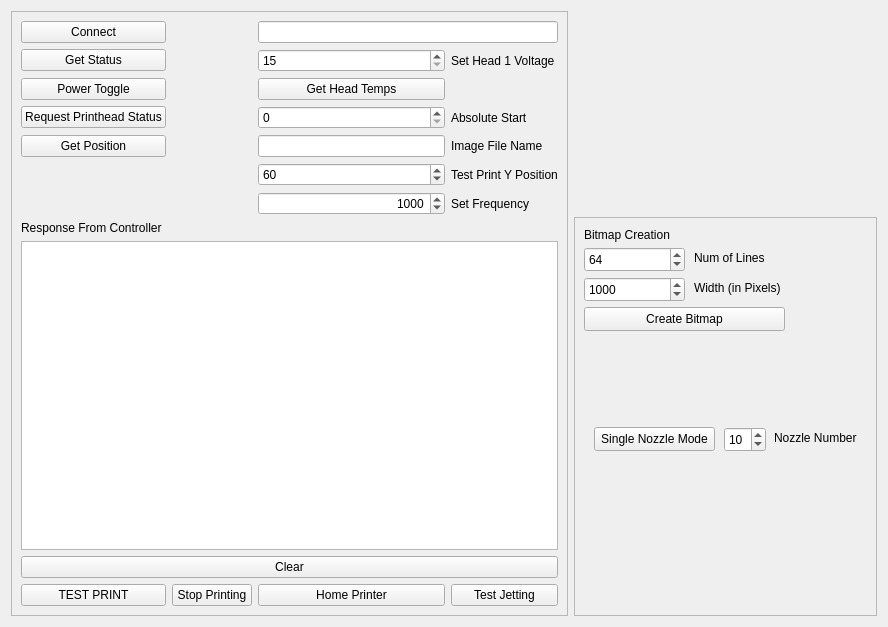
Qt form src/ui/mjprintheadwidget.ui (BYUCreateResearchLab/CREATE_LAB_Binder_Jet_Printer) before a commit.
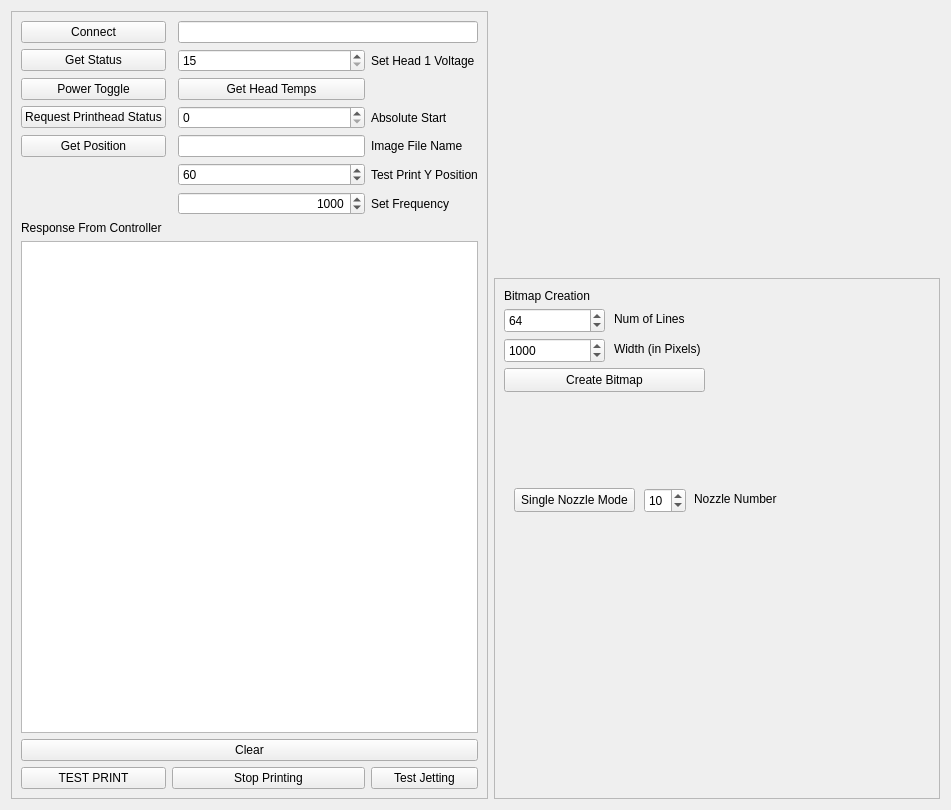
The same form after that commit.

```diff
--- a/src/ui/mjprintheadwidget.ui
+++ b/src/ui/mjprintheadwidget.ui
@@ -6,8 +6,8 @@
    <rect>
     <x>0</x>
     <y>0</y>
-    <width>888</width>
-    <height>627</height>
+    <width>951</width>
+    <height>810</height>
    </rect>
   </property>
   <property name="windowTitle">
@@ -46,13 +46,6 @@
         </property>
        </widget>
       </item>
-      <item row="10" column="2">
-       <widget class="QPushButton" name="homePrinterButton">
-        <property name="text">
-         <string>Home Printer</string>
-        </property>
-       </widget>
-      </item>
       <item row="8" column="0" colspan="4">
        <widget class="QPlainTextEdit" name="responseTextEdit">
         <property name="acceptDrops">
@@ -144,13 +137,6 @@
         </property>
        </widget>
       </item>
-      <item row="10" column="1">
-       <widget class="QPushButton" name="stopPrintingButton">
-        <property name="text">
-         <string>Stop Printing</string>
-        </property>
-       </widget>
-      </item>
       <item row="0" column="0">
        <widget class="QPushButton" name="connectButton">
         <property name="text">
@@ -230,6 +216,13 @@
         </property>
        </widget>
       </item>
+      <item row="10" column="1" colspan="2">
+       <widget class="QPushButton" name="stopPrintingButton">
+        <property name="text">
+         <string>Stop Printing</string>
+        </property>
+       </widget>
+      </item>
      </layout>
     </widget>
    </item>
```
